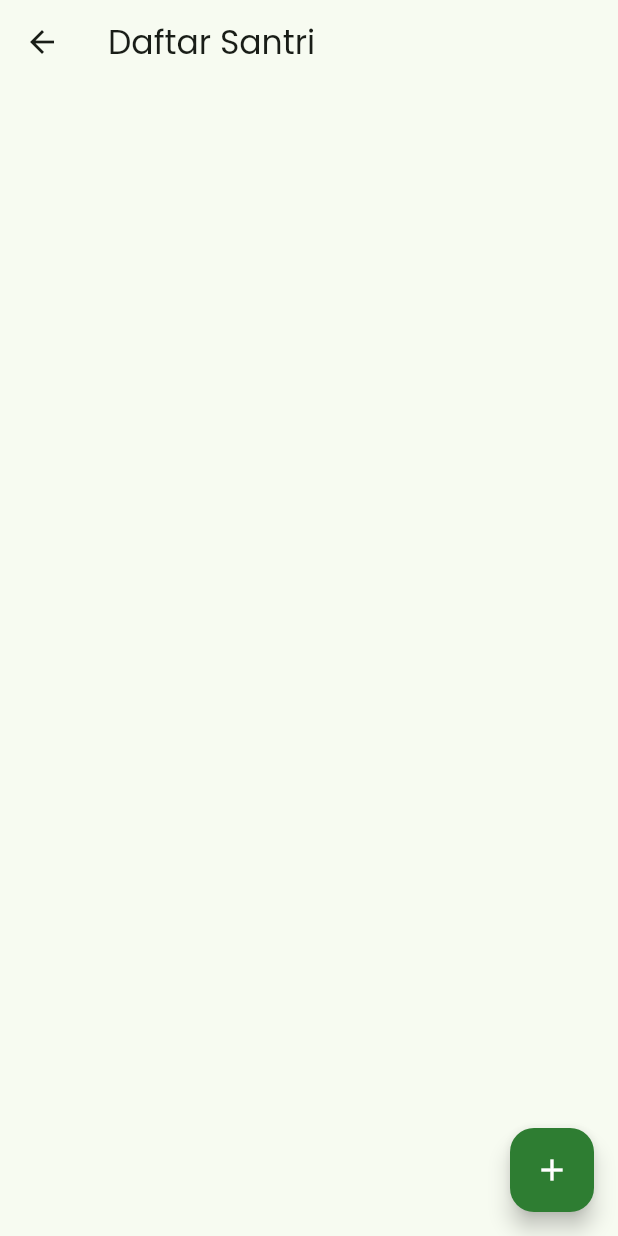
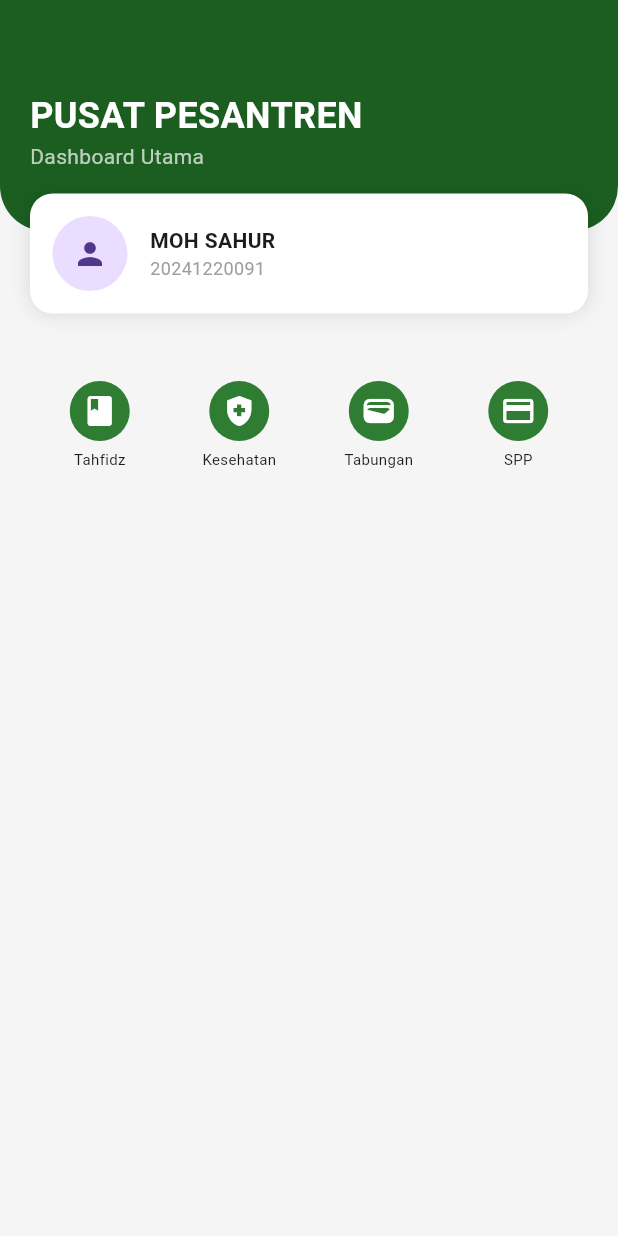
Before and after one commit to Sahurkan/pusat-pesantren, a Flutter app: the HalamanData screen opened directly, on a phone screen of 412 x 824 dp. Run offline on Flutter 3.47's test engine with Material 3 defaults, Android fonts, the phone set to English and light mode, and no system bars; our stand-ins replace sqflite; accounts and stored records are empty.

Commit message:
perubahan 4

```diff
--- a/lib/halaman_data.dart
+++ b/lib/halaman_data.dart
@@ -1,88 +1,81 @@
 import 'package:flutter/material.dart';
-import 'db_helper.dart';
 
-class HalamanData extends StatefulWidget {
-  const HalamanData({super.key});
-  @override
-  State<HalamanData> createState() => _HalamanDataState();
-}
-
-class _HalamanDataState extends State<HalamanData> {
-  List<Map<String, dynamic>> _dataSantri = [];
-
-  void _refreshData() async {
-    final db = await DbHelper.instance.database;
-    final res = await db.query('santri');
-    setState(() => _dataSantri = res);
-  }
-
-  @override
-  void initState() {
-    super.initState();
-    _refreshData();
-  }
-
+class HalamanData extends StatelessWidget {
   @override
   Widget build(BuildContext context) {
     return Scaffold(
-      appBar: AppBar(title: const Text("Daftar Santri")),
-      body: ListView.builder(
-        itemCount: _dataSantri.length,
-        itemBuilder: (context, i) => Card(
-          margin: const EdgeInsets.symmetric(horizontal: 15, vertical: 8),
-          child: ListTile(
-            title: Text(_dataSantri[i]['nama'], style: const TextStyle(fontWeight: FontWeight.bold)),
-            subtitle: Text("Kelas: ${_dataSantri[i]['kelas']} - ${_dataSantri[i]['asal']}"),
-            trailing: IconButton(
-              icon: const Icon(Icons.delete, color: Colors.red),
-              onPressed: () async {
-                final db = await DbHelper.instance.database;
-                await db.delete('santri', where: 'id = ?', whereArgs: [_dataSantri[i]['id']]);
-                _refreshData();
-              },
+      backgroundColor: Colors.grey[100],
+      body: Column(
+        children: [
+          // HEADER HIJAU
+          Container(
+            padding: EdgeInsets.only(top: 60, left: 20, bottom: 40),
+            width: double.infinity,
+            decoration: BoxDecoration(
+              color: Color(0xFF1B5E20), // Hijau Pesantren
+              borderRadius: BorderRadius.only(bottomLeft: Radius.circular(30), bottomRight: Radius.circular(30)),
+            ),
+            child: Column(
+              crossAxisAlignment: CrossAxisAlignment.start,
+              children: [
+                Text("PUSAT PESANTREN", style: TextStyle(color: Colors.white, fontSize: 24, fontWeight: FontWeight.bold)),
+                Text("Dashboard Utama", style: TextStyle(color: Colors.white70)),
+              ],
             ),
           ),
-        ),
-      ),
-      floatingActionButton: FloatingActionButton(
-        backgroundColor: Colors.green[800],
-        onPressed: () => _showForm(),
-        child: const Icon(Icons.add, color: Colors.white),
+
+          // CARD PROFIL MOH SAHUR
+          Transform.translate(
+            offset: Offset(0, -25),
+            child: Container(
+              margin: EdgeInsets.symmetric(horizontal: 20),
+              padding: EdgeInsets.all(15),
+              decoration: BoxDecoration(
+                color: Colors.white,
+                borderRadius: BorderRadius.circular(15),
+                boxShadow: [BoxShadow(color: Colors.black12, blurRadius: 10)],
+              ),
+              child: Row(
+                children: [
+                  CircleAvatar(radius: 25, child: Icon(Icons.person)),
+                  SizedBox(width: 15),
+                  Column(
+                    crossAxisAlignment: CrossAxisAlignment.start,
+                    children: [
+                      Text("MOH SAHUR", style: TextStyle(fontWeight: FontWeight.bold)),
+                      Text("20241220091", style: TextStyle(color: Colors.grey, fontSize: 12)),
+                    ],
+                  ),
+                ],
+              ),
+            ),
+          ),
+
+          // GRID MENU (FITUR UTAMA)
+          Expanded(
+            child: GridView.count(
+              padding: EdgeInsets.all(20),
+              crossAxisCount: 4,
+              children: [
+                _buatIcon(Icons.book, "Tahfidz"),
+                _buatIcon(Icons.health_and_safety, "Kesehatan"),
+                _buatIcon(Icons.wallet, "Tabungan"),
+                _buatIcon(Icons.payment, "SPP"),
+              ],
+            ),
+          ),
+        ],
       ),
     );
   }
 
-  void _showForm() {
-    final namaC = TextEditingController();
-    final kelasC = TextEditingController();
-    final asalC = TextEditingController();
-
-    showModalBottomSheet(
-      isScrollControlled: true,
-      context: context,
-      builder: (_) => Padding(
-        padding: EdgeInsets.only(bottom: MediaQuery.of(context).viewInsets.bottom, left: 20, right: 20, top: 20),
-        child: Column(
-          mainAxisSize: MainAxisSize.min,
-          children: [
-            const Text("Tambah Santri", style: TextStyle(fontSize: 18, fontWeight: FontWeight.bold)),
-            TextField(controller: namaC, decoration: const InputDecoration(labelText: "Nama Lengkap")),
-            TextField(controller: kelasC, decoration: const InputDecoration(labelText: "Kelas")),
-            TextField(controller: asalC, decoration: const InputDecoration(labelText: "Asal")),
-            const SizedBox(height: 20),
-            ElevatedButton(
-              onPressed: () async {
-                final db = await DbHelper.instance.database;
-                await db.insert('santri', {'nama': namaC.text, 'kelas': kelasC.text, 'asal': asalC.text});
-                _refreshData();
-                Navigator.pop(context);
-              },
-              child: const Text("Simpan"),
-            ),
-            const SizedBox(height: 20),
-          ],
-        ),
-      ),
+  Widget _buatIcon(IconData icon, String label) {
+    return Column(
+      children: [
+        CircleAvatar(backgroundColor: Colors.green[800], child: Icon(icon, color: Colors.white)),
+        SizedBox(height: 5),
+        Text(label, style: TextStyle(fontSize: 10)),
+      ],
     );
   }
 }
--- a/lib/halaman_utama.dart
+++ b/lib/halaman_utama.dart
@@ -38,7 +38,7 @@ class HalamanUtama extends StatelessWidget {
                     mainAxisSpacing: 15,
                     crossAxisSpacing: 15,
                     children: [
-                      _menuCard(context, "Data Santri", Icons.group, Colors.blue, const HalamanData()),
+                      _menuCard(context, "Data Santri", Icons.group, Colors.blue, HalamanData()),
                       _menuCard(context, "Jadwal", Icons.event_note, Colors.orange, const HalamanInformasi()),
                     ],
                   ),
```
Also changed, not shown: lib/db_helper.dart (+40 -11 lines), lib/halaman_dashboard.dart (added, +158 -0 lines), lib/halaman_fitur_umum.dart (added, +76 -0 lines), lib/halaman_tabungan.dart (added, +63 -0 lines), lib/main.dart (+48 -45 lines).
